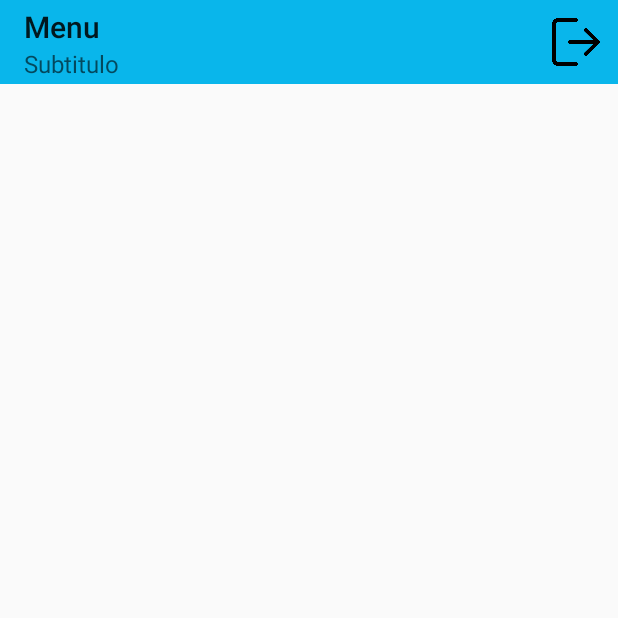
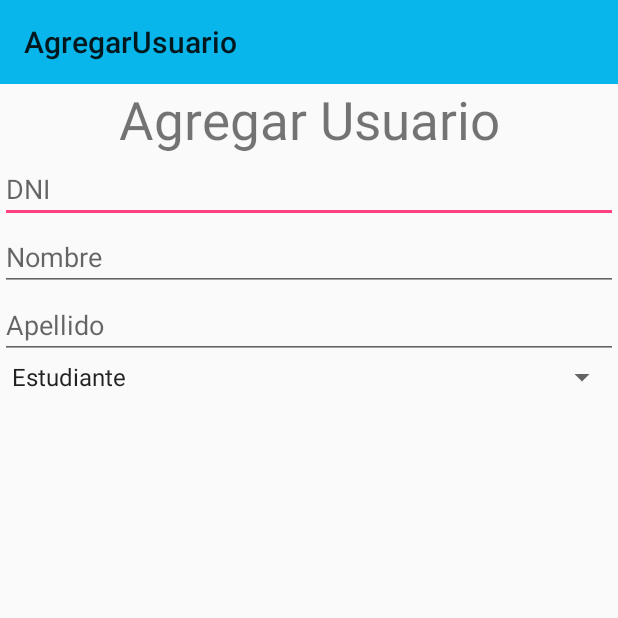
Before and after one commit to nicolasfeoli/Mewo-Technologies, an Android app: the screen it shows after launch (MenuSuper before the commit, AgregarUsuario after it), on a phone screen of 412 x 824 dp, the top half of it. Run offline under Robolectric (Android 15) with nearby library versions, the phone set to English and light mode, and no system bars.

Commit message:
Registro Usuario

```diff
--- a/MiApp/app/build.gradle
+++ b/MiApp/app/build.gradle
@@ -31,4 +31,5 @@ dependencies {
     implementation 'com.android.support:recyclerview-v7:27.1.1'
     implementation 'com.squareup.retrofit2:retrofit:2.4.0'
     implementation 'com.squareup.retrofit2:converter-gson:2.4.0'
+    implementation 'com.squareup.okhttp:okhttp:2.5.0'
 }
--- /dev/null
+++ b/MiApp/app/src/main/java/com/exampleprueba/nicolasfeoli/miapp/AgregarUsuario.java
@@ -0,0 +1,31 @@
+package com.exampleprueba.nicolasfeoli.miapp;
+
+import android.os.Bundle;
+import android.support.design.widget.FloatingActionButton;
+import android.support.design.widget.Snackbar;
+import android.support.v7.app.AppCompatActivity;
+import android.support.v7.widget.Toolbar;
+import android.view.View;
+import android.widget.AdapterView;
+
+public class AgregarUsuario extends AppCompatActivity {
+
+    @Override
+    protected void onCreate(Bundle savedInstanceState) {
+        super.onCreate(savedInstanceState);
+        setContentView(R.layout.activity_agregar_usuario);
+        Toolbar toolbar = (Toolbar) findViewById(R.id.toolbar);
+        setSupportActionBar(toolbar);
+    }
+    /*
+    public void onItemSelected(AdapterView<?> parent, View view,
+                               int pos, long id) {
+        // An item was selected. You can retrieve the selected item using
+        // parent.getItemAtPosition(pos)
+    }
+
+    public void onNothingSelected(AdapterView<?> parent) {
+        // Another interface callback
+    }
+     */
+}
--- /dev/null
+++ b/MiApp/app/src/main/res/layout/activity_agregar_usuario.xml
@@ -0,0 +1,58 @@
+<?xml version="1.0" encoding="utf-8"?>
+<ScrollView
+    xmlns:android="http://schemas.android.com/apk/res/android"
+    android:id="@+id/ScrollView01"
+    android:layout_width="match_parent"
+    android:layout_height="wrap_content"
+    android:scrollbars="vertical">
+
+    <LinearLayout
+        android:layout_width="fill_parent"
+        android:orientation="vertical"
+        android:layout_height="fill_parent">
+
+        <android.support.v7.widget.Toolbar
+            android:layout_width="match_parent"
+            android:layout_height="?attr/actionBarSize"
+            android:background="#09B6EB"
+            android:id="@+id/toolbar"/>
+
+        <TextView
+            android:id="@+id/tituloAgregarUsuario"
+            android:layout_width="match_parent"
+            android:layout_height="wrap_content"
+            android:text="Agregar Usuario"
+            android:textAlignment="center"
+            android:textSize="16pt"></TextView>
+
+        <EditText
+            android:id="@+id/dni"
+            android:layout_height="wrap_content"
+            android:hint="DNI"
+            android:inputType="numberDecimal"
+            android:layout_width="fill_parent">
+        </EditText>
+        <EditText
+            android:id="@+id/nombreUsuario"
+            android:layout_height="wrap_content"
+            android:hint="Nombre"
+            android:inputType="textPersonName"
+            android:layout_width="fill_parent">
+        </EditText>
+        <EditText
+            android:id="@+id/apellidoUsuario"
+            android:layout_height="wrap_content"
+            android:hint="Apellido"
+            android:inputType="textPersonName"
+            android:layout_width="fill_parent">
+        </EditText>
+        <Spinner
+            android:id="@+id/SpinnerTipoUsuario"
+            android:layout_height="wrap_content"
+            android:prompt="@string/tipoUsuario"
+            android:layout_width="fill_parent"
+            android:entries="@array/tipoUsuarioList">
+        </Spinner>
+
+    </LinearLayout>
+</ScrollView>
--- a/MiApp/app/src/main/res/layout/activity_login.xml
+++ b/MiApp/app/src/main/res/layout/activity_login.xml
@@ -19,7 +19,7 @@
         android:layout_marginTop="340dp"
         android:layout_marginEnd="24dp"
 
-        android:hint="@string/prompt_email"
+        android:hint="@string/usuario"
         android:inputType="textEmailAddress"
         android:selectAllOnFocus="true"
         app:layout_constraintEnd_toEndOf="parent"
@@ -34,7 +34,7 @@
         android:layout_marginStart="24dp"
         android:layout_marginEnd="24dp"
 
-        android:hint="@string/prompt_password"
+        android:hint="Contraseña"
         android:imeActionLabel="@string/action_sign_in_short"
         android:imeOptions="actionDone"
         android:inputType="textPassword"
@@ -53,7 +53,7 @@
         android:layout_marginEnd="48dp"
         android:layout_marginBottom="64dp"
         android:enabled="false"
-        android:text="@string/action_sign_in"
+        android:text="@string/ingresar"
         app:layout_constraintBottom_toBottomOf="parent"
         app:layout_constraintEnd_toEndOf="parent"
         app:layout_constraintHorizontal_bias="0.506"
--- /dev/null
+++ b/MiApp/app/src/main/res/values/arrays.xml
@@ -0,0 +1,9 @@
+<?xml version="1.0" encoding="utf-8"?>
+<resources>
+    <string-array name="tipoUsuarioList">
+        <item>@string/tipoUsuario1</item>
+        <item>@string/tipoUsuario2</item>
+        <item>@string/tipoUsuario3</item>
+        <item>@string/tipoUsuario4</item>
+    </string-array>
+</resources>
--- a/MiApp/app/src/main/res/values/strings.xml
+++ b/MiApp/app/src/main/res/values/strings.xml
@@ -17,4 +17,12 @@
     <string name="invalid_password">Password must be >5 characters</string>
     <string name="login_failed">"Login failed"</string>
     <string name="title_activity_menu_super">MenuSuper</string>
+    <string name="ingresar">Ingresar</string>
+    <string name="usuario">Usuario</string>
+    <string name="title_activity_agregar_usuario">AgregarUsuario</string>
+    <string name="tipoUsuario1">Estudiante</string>
+    <string name="tipoUsuario2">Profesor</string>
+    <string name="tipoUsuario3">Administrador</string>
+    <string name="tipoUsuario4">Super</string>
+    <string name="tipoUsuario">Tipo Usuario</string>
 </resources>
```
Also changed, not shown: MiApp/app/src/main/AndroidManifest.xml (+8 -3 lines), MiApp/app/src/main/java/com/exampleprueba/nicolasfeoli/miapp/Model/DAO.java (added, +82 -0 lines), MiApp/app/src/main/java/com/exampleprueba/nicolasfeoli/miapp/Model/Session.java (added, +103 -0 lines), MiApp/app/src/main/java/com/exampleprueba/nicolasfeoli/miapp/ui/login/LoginActivity.java (+19 -27 lines), MiApp/app/src/main/java/com/exampleprueba/nicolasfeoli/miapp/ui/login/LoginService.java (deleted, +0 -18 lines), MiApp/app/src/main/java/com/exampleprueba/nicolasfeoli/miapp/ui/login/UserInfo.java (deleted, +0 -74 lines), MiApp/app/src/main/java/com/exampleprueba/nicolasfeoli/miapp/ui/login/UserSession.java (deleted, +0 -42 lines), MiApp/app/src/main/res/layout/activity_menu_super.xml (+22 -0 lines), MiApp/app/src/main/res/layout/content_agregar_usuario.xml (added, +17 -0 lines), MiApp/app/src/main/res/menu/menu_agregar_usuario.xml (added, +10 -0 lines).
